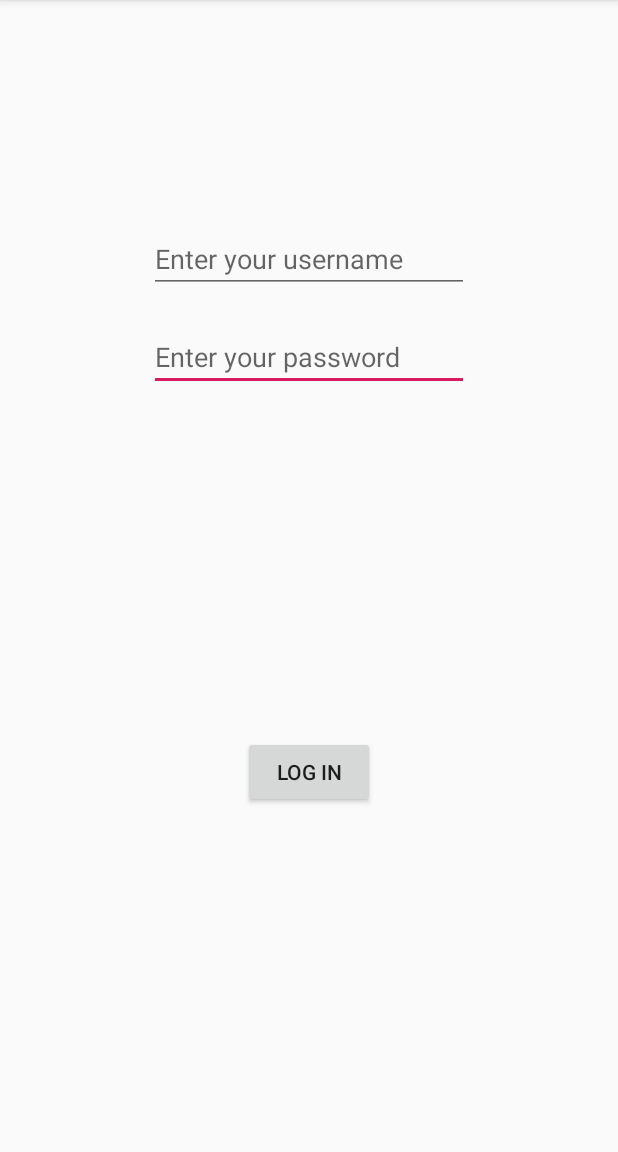
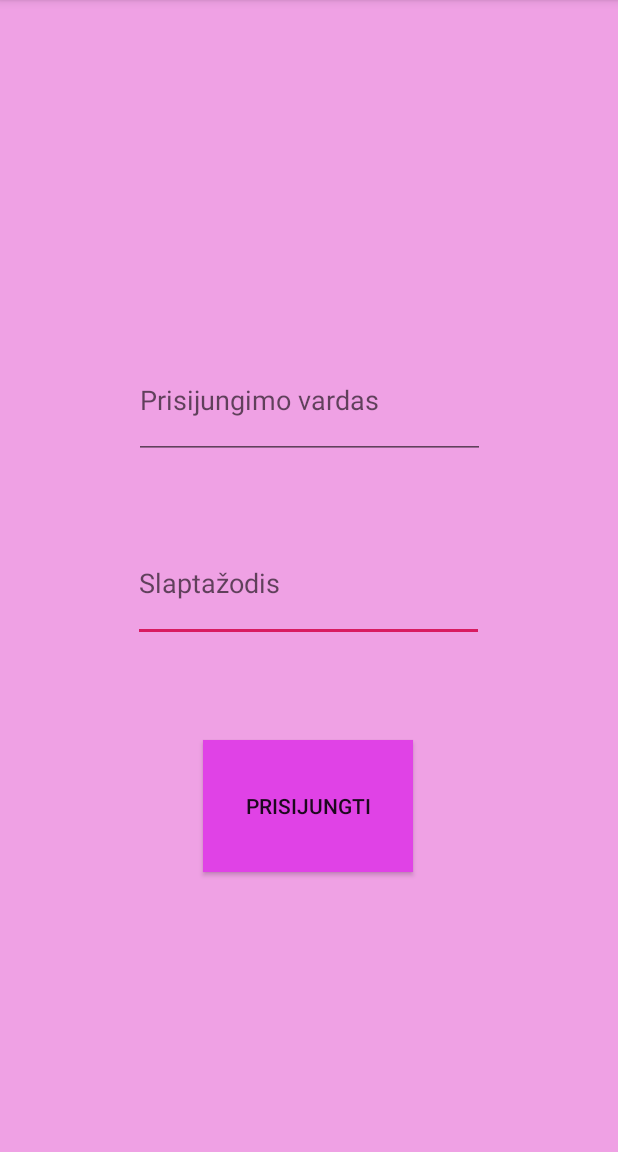
Before and after one commit to gytautele/SmartCourier, an Android app: the screen it shows after launch (MainActivity), on a phone screen of 412 x 824 dp, the part 84-1236 px from its top. Run offline under Robolectric (Android 15) with nearby library versions, the phone set to English and light mode, and no system bars.

Commit message:
Design_update

```diff
--- a/IsmanusisKurjeris/app/src/main/res/layout/activity_main.xml
+++ b/IsmanusisKurjeris/app/src/main/res/layout/activity_main.xml
@@ -1,39 +1,61 @@
 <?xml version="1.0" encoding="utf-8"?>
-<android.support.constraint.ConstraintLayout
-        xmlns:android="http://schemas.android.com/apk/res/android"
+<android.support.constraint.ConstraintLayout xmlns:android="http://schemas.android.com/apk/res/android"
+        xmlns:app="http://schemas.android.com/apk/res-auto"
         xmlns:tools="http://schemas.android.com/tools"
-        xmlns:app="http://schemas.android.com/apk/res-auto"
         android:layout_width="match_parent"
         android:layout_height="match_parent"
+        android:alwaysDrawnWithCache="false"
+        android:animateLayoutChanges="false"
+        android:background="#EFA1E4"
         tools:context=".MainActivity">
 
     <Button
-            android:text="Log In"
-            android:layout_width="wrap_content"
-            android:layout_height="wrap_content"
-            android:id="@+id/logInButton" android:layout_marginTop="8dp"
-            app:layout_constraintTop_toBottomOf="@+id/password" android:layout_marginBottom="8dp"
-            app:layout_constraintBottom_toBottomOf="parent" app:layout_constraintStart_toStartOf="parent"
-            android:layout_marginStart="8dp" app:layout_constraintEnd_toEndOf="parent" android:layout_marginEnd="8dp"/>
+            android:id="@+id/logInButton"
+            android:layout_width="140dp"
+            android:layout_height="88dp"
+            android:layout_marginStart="8dp"
+            android:layout_marginTop="8dp"
+            android:layout_marginEnd="8dp"
+            android:layout_marginBottom="8dp"
+            android:background="#E042E6"
+            android:clickable="true"
+            android:ellipsize="none"
+            android:text="Prisijungti"
+            android:visibility="visible"
+            app:layout_constraintBottom_toBottomOf="parent"
+            app:layout_constraintEnd_toEndOf="parent"
+            app:layout_constraintHorizontal_bias="0.498"
+            app:layout_constraintStart_toStartOf="parent"
+            app:layout_constraintTop_toBottomOf="@+id/password"
+            app:layout_constraintVertical_bias="0.242" />
+
     <EditText
-            android:layout_width="wrap_content"
-            android:layout_height="wrap_content"
+            android:id="@+id/password"
+            android:layout_width="234dp"
+            android:layout_height="78dp"
+            android:layout_marginStart="8dp"
+            android:layout_marginTop="44dp"
+            android:layout_marginEnd="8dp"
+            android:ems="10"
+            android:hint="Slaptažodis"
             android:inputType="textPassword"
+            app:layout_constraintEnd_toEndOf="parent"
+            app:layout_constraintHorizontal_bias="0.496"
+            app:layout_constraintStart_toStartOf="parent"
+            app:layout_constraintTop_toBottomOf="@+id/packageId" />
+
+    <EditText
+            android:id="@+id/packageId"
+            android:layout_width="234dp"
+            android:layout_height="78dp"
+            android:layout_marginStart="8dp"
+            android:layout_marginTop="228dp"
+            android:layout_marginEnd="8dp"
             android:ems="10"
-            android:id="@+id/password"
-            android:hint="Enter your password" android:layout_marginTop="20dp"
-            app:layout_constraintTop_toBottomOf="@+id/packageId" android:layout_marginStart="8dp"
-            app:layout_constraintStart_toStartOf="parent" android:layout_marginEnd="8dp"
-            app:layout_constraintEnd_toEndOf="parent"/>
-    <EditText
-            android:layout_width="wrap_content"
-            android:layout_height="wrap_content"
+            android:hint="Prisijungimo vardas"
             android:inputType="textPersonName"
-            android:ems="10"
-            android:id="@+id/packageId"
-            android:hint="Enter your username" android:layout_marginTop="150dp"
-            app:layout_constraintTop_toTopOf="parent" android:layout_marginStart="8dp"
-            app:layout_constraintStart_toStartOf="parent" android:layout_marginEnd="8dp"
-            app:layout_constraintEnd_toEndOf="parent"/>
+            app:layout_constraintEnd_toEndOf="parent"
+            app:layout_constraintStart_toStartOf="parent"
+            app:layout_constraintTop_toTopOf="parent" />
 
 </android.support.constraint.ConstraintLayout>
```
